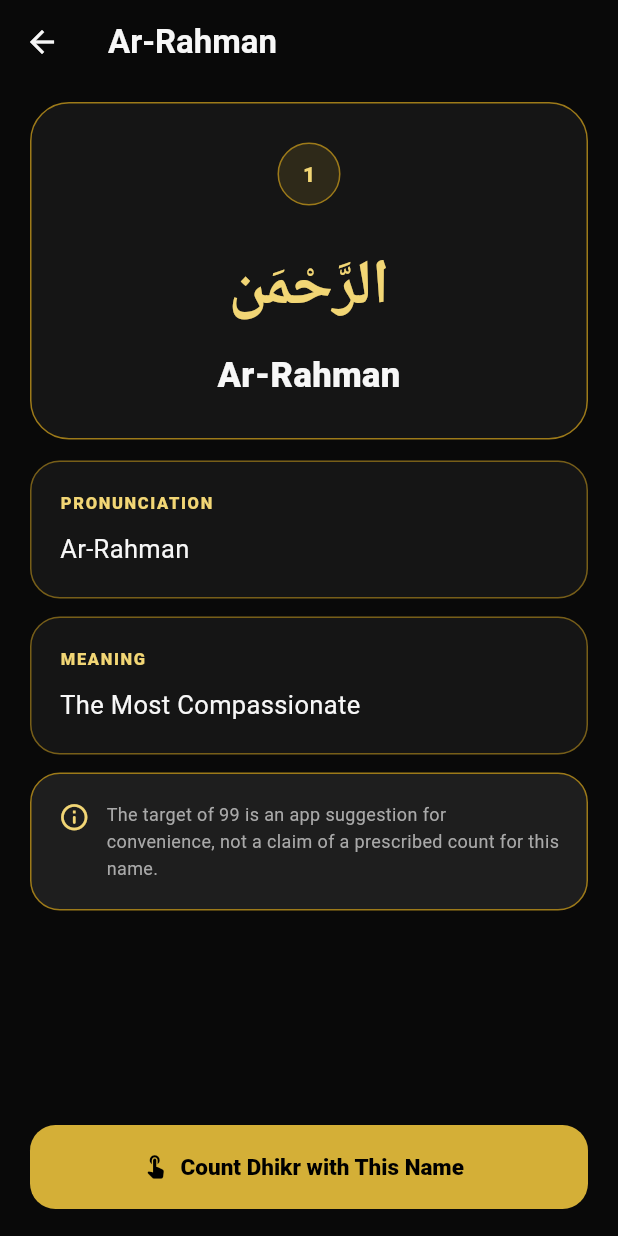
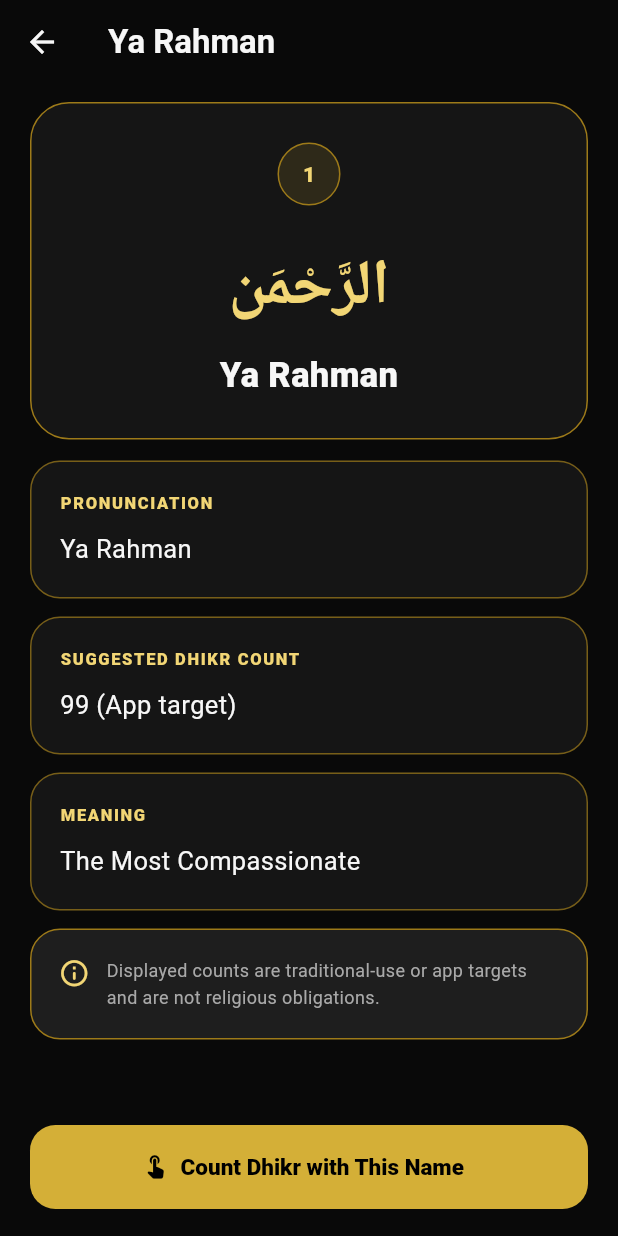
Before and after one commit to ozgurkirtag/muslim_one, a Flutter app: the AsmaNamesScreen screen opened by its route, after a tap on an icon or button, on a phone screen of 412 x 824 dp. Run offline on Flutter 3.47's test engine with Material 3 defaults, Android fonts, the phone set to English and light mode, and no system bars; our stand-ins replace audioplayers, flutter_compass, geolocator, shared_preferences, vibration; accounts and stored records are empty.

Commit message:
Improve Asma-ul Husna search and recommended counts

```diff
--- a/lib/models/asma_name.dart
+++ b/lib/models/asma_name.dart
@@ -1,4 +1,5 @@
 import 'package:flutter/material.dart';
+
 import '../core/localization/app_localization.dart';
 
 class AsmaName {
@@ -7,15 +8,234 @@ class AsmaName {
     required this.arabic,
     required this.transliteration,
     required this.meanings,
+    this.recommendedCount,
+    this.isFeatured = false,
   });
 
   final int number;
   final String arabic;
   final String transliteration;
   final Map<String, String> meanings;
+  final int? recommendedCount;
+  final bool isFeatured;
 
   String meaning(BuildContext context) {
     final code = AppLocalization.languageCode(context);
     return meanings[code] ?? meanings['en'] ?? '';
   }
+
+  String displayName(BuildContext context) {
+    final code = AppLocalization.languageCode(context);
+
+    if (transliteration.toLowerCase() == 'allah') {
+      return 'Allah';
+    }
+
+    if (code == 'ar' || code == 'ur') {
+      return arabic;
+    }
+
+    final cleanName = _removePrefix(transliteration);
+
+    if (code == 'tr') {
+      return 'Ya ${_turkishDisplayName(cleanName)}';
+    }
+
+    return 'Ya $cleanName';
+  }
+
+  String dhikrText(BuildContext context) => displayName(context);
+
+  String get searchableText {
+    final original = normalizeSearch(transliteration);
+    final withoutPrefix = normalizeSearch(_removePrefix(transliteration));
+    final turkish = normalizeSearch(
+      _turkishDisplayName(_removePrefix(transliteration)),
+    );
+
+    return '$original $withoutPrefix $turkish';
+  }
+
+  static String normalizeSearch(String value) {
+    var result = value.toLowerCase().trim();
+
+    const replacements = <String, String>{
+      'â': 'a',
+      'î': 'i',
+      'û': 'u',
+      'ü': 'u',
+      'ö': 'o',
+      'ç': 'c',
+      'ş': 's',
+      'ğ': 'g',
+      'ı': 'i',
+      '’': '',
+      "'": '',
+      '-': ' ',
+      '_': ' ',
+    };
+
+    replacements.forEach((from, to) {
+      result = result.replaceAll(from, to);
+    });
+
+    result = result.replaceAll(RegExp(r'\s+'), ' ').trim();
+
+    const removablePrefixes = <String>[
+      'ya ',
+      'al ',
+      'el ',
+      'ar ',
+      'er ',
+      'as ',
+      'es ',
+      'ash ',
+      'at ',
+      'et ',
+      'az ',
+      'ad ',
+      'an ',
+    ];
+
+    for (final prefix in removablePrefixes) {
+      if (result.startsWith(prefix)) {
+        result = result.substring(prefix.length).trim();
+        break;
+      }
+    }
+
+    return result;
+  }
+
+  static String _removePrefix(String value) {
+    var result = value.trim();
+
+    const prefixes = <String>[
+      'Ash-',
+      'Ar-',
+      'As-',
+      'At-',
+      'Az-',
+      'An-',
+      'Al-',
+      'Ad-',
+    ];
+
+    for (final prefix in prefixes) {
+      if (result.toLowerCase().startsWith(prefix.toLowerCase())) {
+        result = result.substring(prefix.length);
+        break;
+      }
+    }
+
+    return result.replaceAll("'", '').trim();
+  }
+
+  static String _turkishDisplayName(String value) {
+    final key = value
+        .replaceAll("'", '')
+        .replaceAll('’', '')
+        .replaceAll('-', '')
+        .trim();
+
+    const names = <String, String>{
+      'Rahman': 'Rahmân',
+      'Rahim': 'Rahîm',
+      'Malik': 'Melik',
+      'Quddus': 'Kuddûs',
+      'Salam': 'Selâm',
+      'Mumin': 'Mü’min',
+      'Muhaymin': 'Müheymin',
+      'Aziz': 'Azîz',
+      'Jabbar': 'Cebbâr',
+      'Mutakabbir': 'Mütekebbir',
+      'Khaliq': 'Hâlık',
+      'Bari': 'Bârî',
+      'Musawwir': 'Musavvir',
+      'Ghaffar': 'Gaffâr',
+      'Qahhar': 'Kahhâr',
+      'Wahhab': 'Vehhâb',
+      'Razzaq': 'Rezzâk',
+      'Fattah': 'Fettâh',
+      'Alim': 'Alîm',
+      'Qabid': 'Kâbız',
+      'Basit': 'Bâsıt',
+      'Khafid': 'Hâfıd',
+      'Rafi': 'Râfi',
+      'Muizz': 'Muizz',
+      'Mudhill': 'Müzill',
+      'Sami': 'Semî',
+      'Basir': 'Basîr',
+      'Hakam': 'Hakem',
+      'Adl': 'Adl',
+      'Latif': 'Latîf',
+      'Khabir': 'Habîr',
+      'Halim': 'Halîm',
+      'Azim': 'Azîm',
+      'Ghafur': 'Gafûr',
+      'Shakur': 'Şekûr',
+      'Ali': 'Aliyy',
+      'Kabir': 'Kebîr',
+      'Hafiz': 'Hafîz',
+      'Muqit': 'Mukît',
+      'Hasib': 'Hasîb',
+      'Jalil': 'Celîl',
+      'Karim': 'Kerîm',
+      'Raqib': 'Rakîb',
+      'Mujib': 'Mücîb',
+      'Wasi': 'Vâsi',
+      'Hakim': 'Hakîm',
+      'Wadud': 'Vedûd',
+      'Majid': 'Mecîd',
+      'Baith': 'Bâis',
+      'Shahid': 'Şehîd',
+      'Haqq': 'Hakk',
+      'Wakil': 'Vekîl',
+      'Qawiyy': 'Kaviyy',
+      'Matin': 'Metîn',
+      'Wali': 'Velî',
+      'Hamid': 'Hamîd',
+      'Muhsi': 'Muhsî',
+      'Mubdi': 'Mübdi',
+      'Muid': 'Muîd',
+      'Muhyi': 'Muhyî',
+      'Mumit': 'Mümît',
+      'Hayy': 'Hayy',
+      'Qayyum': 'Kayyûm',
+      'Wajid': 'Vâcid',
+      'Wahid': 'Vâhid',
+      'Ahad': 'Ehad',
+      'Samad': 'Samed',
+      'Qadir': 'Kâdir',
+      'Muqtadir': 'Muktedir',
+      'Muqaddim': 'Mukaddim',
+      'Muakhkhir': 'Muahhir',
+      'Awwal': 'Evvel',
+      'Akhir': 'Âhir',
+      'Zahir': 'Zâhir',
+      'Batin': 'Bâtın',
+      'Mutaali': 'Müteâlî',
+      'Barr': 'Berr',
+      'Tawwab': 'Tevvâb',
+      'Muntaqim': 'Müntekim',
+      'Afuww': 'Afüvv',
+      'Rauf': 'Raûf',
+      'Muqsit': 'Muksit',
+      'Jami': 'Câmi',
+      'Ghani': 'Ganî',
+      'Mughni': 'Muğnî',
+      'Mani': 'Mâni',
+      'Darr': 'Dârr',
+      'Nafi': 'Nâfi',
+      'Nur': 'Nûr',
+      'Hadi': 'Hâdî',
+      'Badi': 'Bedî',
+      'Baqi': 'Bâkî',
+      'Warith': 'Vâris',
+      'Rashid': 'Reşîd',
+      'Sabur': 'Sabûr',
+    };
+
+    return names[key] ?? value.replaceAll("'", '').trim();
+  }
 }
--- a/lib/screens/asma/asma_name_detail_screen.dart
+++ b/lib/screens/asma/asma_name_detail_screen.dart
@@ -21,6 +21,32 @@ class AsmaNameDetailScreen extends StatelessWidget {
     'ur': 'معنی',
     'ru': 'Значение',
   };
+  static const _recommendedCountLabel = {
+    'tr': 'Önerilen Zikir Adedi',
+    'en': 'Suggested Dhikr Count',
+    'ar': 'عدد الذكر المقترح',
+    'fr': 'Nombre de dhikr suggéré',
+    'de': 'Empfohlene Dhikr-Anzahl',
+    'es': 'Cantidad de dhikr sugerida',
+    'id': 'Jumlah Dzikir yang Disarankan',
+    'ms': 'Bilangan Zikir yang Dicadangkan',
+    'ur': 'تجویز کردہ ذکر کی تعداد',
+    'ru': 'Рекомендуемое число зикра',
+  };
+
+  static const _defaultTargetLabel = {
+    'tr': 'Uygulama hedefi',
+    'en': 'App target',
+    'ar': 'هدف التطبيق',
+    'fr': 'Objectif de l’application',
+    'de': 'App-Ziel',
+    'es': 'Objetivo de la aplicación',
+    'id': 'Target aplikasi',
+    'ms': 'Sasaran aplikasi',
+    'ur': 'ایپ کا ہدف',
+    'ru': 'Цель приложения',
+  };
+
   static const _pronunciationLabel = {
     'tr': 'Okunuş',
     'en': 'Pronunciation',
@@ -47,9 +73,9 @@ class AsmaNameDetailScreen extends StatelessWidget {
   };
   static const _note = {
     'tr':
-        '99 hedefi uygulama kolaylığı için önerilir; bu isim için özel ve zorunlu bir sayı iddiası değildir.',
+        'Gösterilen sayılar geleneksel kullanım veya uygulama hedefidir; dini bir zorunluluk değildir.',
     'en':
-        'The target of 99 is an app suggestion for convenience, not a claim of a prescribed count for this name.',
+        'Displayed counts are traditional-use or app targets and are not religious obligations.',
     'ar':
         'العدد 99 اقتراح تنظيمي داخل التطبيق، وليس ادعاءً بوجود عدد واجب خاص بهذا الاسم.',
     'fr':
@@ -81,15 +107,15 @@ class AsmaNameDetailScreen extends StatelessWidget {
     return Directionality(
       textDirection: isRtl ? TextDirection.rtl : TextDirection.ltr,
       child: Scaffold(
-        appBar: AppBar(title: Text(name.transliteration)),
+        appBar: AppBar(title: Text(name.displayName(context))),
         bottomNavigationBar: SafeArea(
           minimum: const EdgeInsets.fromLTRB(20, 8, 20, 18),
           child: FilledButton.icon(
             onPressed: () => Navigator.of(context).push(
               MaterialPageRoute<void>(
                 builder: (_) => DigitalTasbihScreen(
-                  initialDhikrName: name.transliteration,
-                  initialTarget: 99,
+                  initialDhikrName: name.dhikrText(context),
+                  initialTarget: name.recommendedCount ?? 99,
                   startFresh: true,
                 ),
               ),
@@ -131,7 +157,13 @@ class AsmaNameDetailScreen extends StatelessWidget {
                       color: AppColors.gold.withValues(alpha: 0.13),
                       border: Border.all(color: AppColors.goldDark),
                     ),
-                    child: Text(
+                    child: name.isFeatured
+                        ? const Icon(
+                            Icons.star_rounded,
+                            color: AppColors.goldLight,
+                            size: 22,
+                          )
+                        : Text(
                             '${name.number}',
                             style: const TextStyle(
                               color: AppColors.goldLight,
@@ -155,7 +187,7 @@ class AsmaNameDetailScreen extends StatelessWidget {
                   ),
                   const SizedBox(height: 10),
                   Text(
-                    name.transliteration,
+                    name.displayName(context),
                     textAlign: TextAlign.center,
                     style: const TextStyle(
                       color: AppColors.textPrimary,
@@ -169,7 +201,14 @@ class AsmaNameDetailScreen extends StatelessWidget {
             const SizedBox(height: 14),
             _InfoCard(
               title: _t(context, _pronunciationLabel),
-              value: name.transliteration,
+              value: name.displayName(context),
+            ),
+            const SizedBox(height: 12),
+            _InfoCard(
+              title: _t(context, _recommendedCountLabel),
+              value: name.recommendedCount != null
+                  ? '${name.recommendedCount}'
+                  : '99 (${_t(context, _defaultTargetLabel)})',
             ),
             const SizedBox(height: 12),
             _InfoCard(
--- a/lib/screens/asma/asma_names_screen.dart
+++ b/lib/screens/asma/asma_names_screen.dart
@@ -71,14 +71,18 @@ class _AsmaNamesScreenState extends State<AsmaNamesScreen> {
   Widget build(BuildContext context) {
     final code = AppLocalization.languageCode(context);
     final isRtl = code == 'ar' || code == 'ur';
-    final normalizedQuery = _query.trim().toLowerCase();
+    final normalizedQuery = AsmaName.normalizeSearch(_query);
+    final allNames = <AsmaName>[featuredAllahName, ...asmaNames];
 
-    final filtered = asmaNames
+    final filtered = allNames
         .where((name) {
           if (normalizedQuery.isEmpty) return true;
+
+          final meaning = AsmaName.normalizeSearch(name.meaning(context));
+
           return name.arabic.contains(_query.trim()) ||
-              name.transliteration.toLowerCase().contains(normalizedQuery) ||
-              name.meaning(context).toLowerCase().contains(normalizedQuery);
+              name.searchableText.contains(normalizedQuery) ||
+              meaning.contains(normalizedQuery);
         })
         .toList(growable: false);
 
@@ -248,7 +252,13 @@ class _NameCard extends StatelessWidget {
                     color: AppColors.gold.withValues(alpha: 0.13),
                     border: Border.all(color: AppColors.goldDark),
                   ),
-                  child: Text(
+                  child: name.isFeatured
+                      ? const Icon(
+                          Icons.star_rounded,
+                          color: AppColors.goldLight,
+                          size: 17,
+                        )
+                      : Text(
                           '${name.number}',
                           style: const TextStyle(
                             color: AppColors.goldLight,
@@ -274,7 +284,7 @@ class _NameCard extends StatelessWidget {
               ),
               const SizedBox(height: 8),
               Text(
-                name.transliteration,
+                name.displayName(context),
                 textAlign: TextAlign.center,
                 style: const TextStyle(
                   color: AppColors.textPrimary,
```
Also changed, not shown: lib/data/asma_names.dart (+36 -0 lines). Lines whose indentation alone changed are shown as unchanged.
